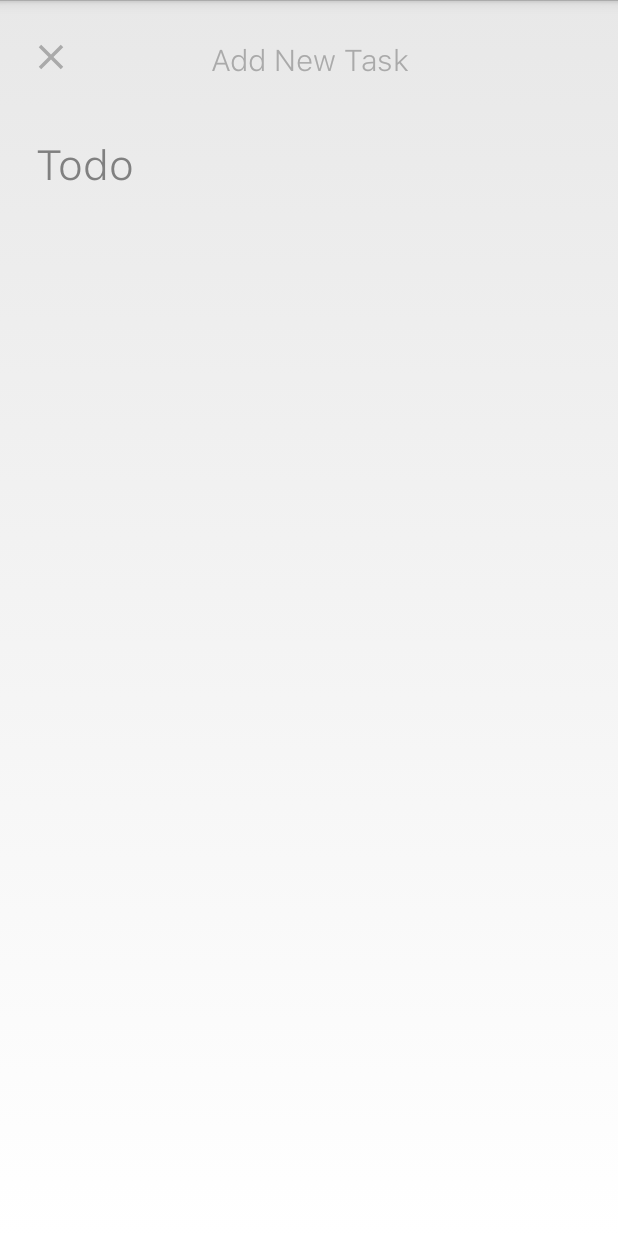
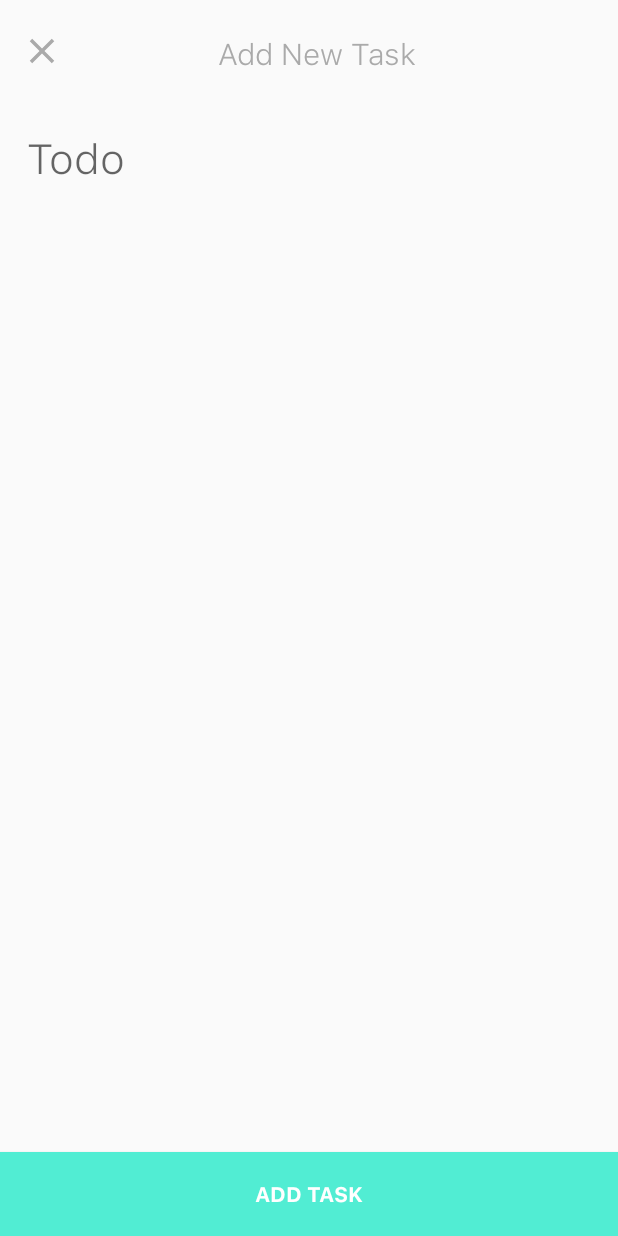
Before and after one commit to deepakbaliga/GetDone, an Android app: the CreateToDoActivity screen opened directly, with no data from a screen before it, on a phone screen of 412 x 824 dp. Run offline under Robolectric (Android 15) with nearby library versions, the phone set to English and light mode, and no system bars; our stand-ins replace ButterKnife, CircleImageView.

Commit message:
Add Task Button and Closed Button Transition Added

```diff
--- a/app/src/main/AndroidManifest.xml
+++ b/app/src/main/AndroidManifest.xml
@@ -9,14 +9,21 @@
         android:supportsRtl="true"
         android:theme="@style/AppTheme">
         <activity android:name=".activities.SplashScreen">
+
+        </activity>
+        <activity android:name=".activities.MainActivity">
+
             <intent-filter>
                 <action android:name="android.intent.action.MAIN" />
 
                 <category android:name="android.intent.category.LAUNCHER" />
             </intent-filter>
+
         </activity>
-        <activity android:name=".activities.MainActivity"></activity>
-        <activity android:name=".activities.CreateToDoActivity"></activity>
+        <activity android:name=".activities.CreateToDoActivity"
+                  android:windowSoftInputMode="stateHidden">
+
+        </activity>
     </application>
 
 </manifest>
--- a/app/src/main/java/com/deepakbaliga/getdone/activities/CreateToDoActivity.java
+++ b/app/src/main/java/com/deepakbaliga/getdone/activities/CreateToDoActivity.java
@@ -1,17 +1,64 @@
 package com.deepakbaliga.getdone.activities;
 
 
+import android.app.SharedElementCallback;
 import android.os.Bundle;
+
+import android.support.v4.view.ViewCompat;
+import android.support.v4.view.ViewPropertyAnimatorListenerAdapter;
+import android.transition.Transition;
+import android.view.View;
+import android.widget.ImageView;
 
 import com.deepakbaliga.getdone.R;
 import com.deepakbaliga.getdone.baseClasses.GetDoneActivity;
+import com.deepakbaliga.getdone.customViews.RegularButton;
+
+import java.util.List;
+import java.util.Map;
+
+import butterknife.BindView;
+import butterknife.ButterKnife;
 
 public class CreateToDoActivity extends GetDoneActivity {
+
+
+    @BindView(R.id.button_add_task)
+    RegularButton addTaskButton;
+
+    @BindView(R.id.close_button)
+    ImageView closeButton;
 
     @Override
     protected void onCreate(Bundle savedInstanceState) {
         super.onCreate(savedInstanceState);
         setContentView(R.layout.activity_create_to_do);
-        overridePendingTransition(R.anim.fade_in, R.anim.fade_out);
+        ButterKnife.bind(this);
+
+
+
+        init();
+
     }
+
+    private void init() {
+
+        closeButton.setOnClickListener(new View.OnClickListener() {
+            @Override
+            public void onClick(View view) {
+                finish();
+                CreateToDoActivity.this.overridePendingTransition(R.anim.fade_in, R.anim.close);
+            }
+        });
+    }
+
+    @Override
+    public void onBackPressed() {
+        super.onBackPressed();
+        addTaskButton.setText("");
+        addTaskButton.setBackground(getDrawable(R.drawable.ripple_rectangle_corners));
+    }
+
+
+
 }
--- a/app/src/main/java/com/deepakbaliga/getdone/activities/MainActivity.java
+++ b/app/src/main/java/com/deepakbaliga/getdone/activities/MainActivity.java
@@ -3,6 +3,7 @@ package com.deepakbaliga.getdone.activities;
 import android.app.Activity;
 import android.content.Intent;
 import android.os.Bundle;
+import android.support.v4.app.ActivityOptionsCompat;
 import android.support.v4.view.ViewPager;
 import android.view.View;
 import android.widget.Button;
@@ -96,7 +97,11 @@ public class MainActivity extends GetDoneActivity {
             public void onClick(View view) {
 
                 Intent intent = new Intent(MainActivity.this, CreateToDoActivity.class);
-                startActivity(intent);
+
+                ActivityOptionsCompat options = ActivityOptionsCompat.
+                        makeSceneTransitionAnimation(MainActivity.this, floatingActionBar, "add_button");
+
+                startActivity(intent, options.toBundle());
 
             }
         });
--- a/app/src/main/java/com/deepakbaliga/getdone/baseClasses/GetDoneActivity.java
+++ b/app/src/main/java/com/deepakbaliga/getdone/baseClasses/GetDoneActivity.java
@@ -12,6 +12,6 @@ public class GetDoneActivity extends Activity {
     @Override
     protected void onCreate(Bundle savedInstanceState) {
         super.onCreate(savedInstanceState);
-        getActionBar().hide();
+
     }
 }
--- /dev/null
+++ b/app/src/main/java/com/deepakbaliga/getdone/customViews/RegularButton.java
@@ -0,0 +1,39 @@
+package com.deepakbaliga.getdone.customViews;
+
+import android.content.Context;
+import android.graphics.Typeface;
+import android.util.AttributeSet;
+import android.widget.Button;
+import android.widget.TextView;
+
+import com.deepakbaliga.getdone.utilities.FontCache;
+
+/**
+ * Created by deepakbaliga on 13/02/17.
+ */
+
+public class RegularButton extends Button {
+
+
+    public RegularButton(Context context) {
+        super(context);
+        applyCustomFont(context);
+    }
+
+    public RegularButton(Context context, AttributeSet attrs) {
+        super(context, attrs);
+        applyCustomFont(context);
+    }
+
+    public RegularButton(Context context, AttributeSet attrs, int defStyleAttr) {
+        super(context, attrs, defStyleAttr);
+        applyCustomFont(context);
+    }
+
+
+    private void applyCustomFont(Context context) {
+        Typeface customFont = FontCache.getTypeface("sf_bold.otf", context);
+        setTypeface(customFont);
+    }
+
+}
--- /dev/null
+++ b/app/src/main/res/anim/close.xml
@@ -0,0 +1,18 @@
+<?xml version="1.0" encoding="utf-8"?>
+<set xmlns:android="http://schemas.android.com/apk/res/android">
+
+    <alpha
+        android:interpolator="@android:anim/accelerate_interpolator"
+        android:fromAlpha="1.0" android:toAlpha="0.0" android:duration="250"
+        />
+
+
+    <translate
+        android:fromYDelta="0%p"
+        android:toYDelta="-100%p"
+        android:toXDelta="-100%p"
+        android:fillAfter="false"
+        android:duration="500" />
+
+
+</set>
--- /dev/null
+++ b/app/src/main/res/drawable/ripple_rectangle.xml
@@ -0,0 +1,9 @@
+<?xml version="1.0" encoding="utf-8"?>
+<ripple xmlns:android="http://schemas.android.com/apk/res/android"
+    android:color="@color/colorPrimary">
+    <item>
+        <shape android:shape="rectangle">
+            <solid android:color="@color/colorAccent" />
+        </shape>
+    </item>
+</ripple>
--- /dev/null
+++ b/app/src/main/res/drawable/ripple_rectangle_corners.xml
@@ -0,0 +1,10 @@
+<?xml version="1.0" encoding="utf-8"?>
+<ripple xmlns:android="http://schemas.android.com/apk/res/android"
+    android:color="@color/colorPrimary">
+    <item>
+        <shape android:shape="rectangle">
+            <solid android:color="@color/colorAccent" />
+            <corners android:radius="50dp"/>
+        </shape>
+    </item>
+</ripple>
--- a/app/src/main/res/layout/activity_create_to_do.xml
+++ b/app/src/main/res/layout/activity_create_to_do.xml
@@ -4,10 +4,7 @@
     android:id="@+id/activity_create_to_do"
     android:layout_width="match_parent"
     android:layout_height="match_parent"
-    android:paddingBottom="@dimen/activity_vertical_margin"
-    android:paddingLeft="@dimen/activity_horizontal_margin"
-    android:paddingRight="@dimen/activity_horizontal_margin"
-    android:paddingTop="@dimen/activity_vertical_margin"
+    android:layout_marginTop="8dp"
     tools:context="com.deepakbaliga.getdone.activities.CreateToDoActivity">
 
     <RelativeLayout
@@ -15,15 +12,22 @@
         android:layout_width="match_parent"
         android:layout_height="48dp"
         android:padding="4dp"
-        android:layout_marginTop="4dp"
-        android:layout_marginBottom="14dp">
+        android:layout_marginLeft="10dp"
+        android:layout_marginTop="8dp"
+        android:layout_marginBottom="14dp"
+        android:paddingBottom="@dimen/activity_vertical_margin"
+        android:paddingLeft="@dimen/activity_horizontal_margin"
+        android:paddingRight="@dimen/activity_horizontal_margin"
+        android:paddingTop="@dimen/activity_vertical_margin">
 
         <ImageView
+            android:id="@+id/close_button"
             android:layout_width="28dp"
             android:layout_height="28dp"
             android:src="@drawable/ic_close"
             android:tint="@color/grey"
-            />
+            android:foreground="?android:selectableItemBackground"
+            android:clickable="true" />
 
         <com.deepakbaliga.getdone.customViews.ThinTextView
             android:layout_width="wrap_content"
@@ -52,8 +56,21 @@
         android:hint="Todo"
         android:padding="8dp"
         android:background="#00000000"
-        android:gravity="top"
-        />
+        android:inputType="textCapSentences"
+        android:layout_marginLeft="10dp"
+        android:gravity="top" />
+
+
+    <com.deepakbaliga.getdone.customViews.RegularButton
+        android:layout_width="match_parent"
+        android:layout_height="56dp"
+        android:layout_alignParentBottom="true"
+        android:layout_alignParentStart="true"
+        android:id="@+id/button_add_task"
+        android:text="ADD TASK"
+        android:textColor="#fff"
+        android:background="@drawable/ripple_rectangle"
+        android:transitionName="add_button"/>
 
 
 </RelativeLayout>
--- a/app/src/main/res/layout/layout_navigation.xml
+++ b/app/src/main/res/layout/layout_navigation.xml
@@ -61,6 +61,7 @@
             android:elevation="8dp"
             android:tint="#fff"
             android:layout_marginLeft="14dp"
+            android:transitionName="add_button"
             android:src="@drawable/ic_add_black_24dp"/>
 
 
--- a/app/src/main/res/values/styles.xml
+++ b/app/src/main/res/values/styles.xml
@@ -1,7 +1,9 @@
 <resources>
 
     <!-- Base application theme. -->
-    <style name="AppTheme" parent="android:Theme.Holo.Light.DarkActionBar">
+    <style name="AppTheme" parent="Theme.AppCompat.Light.NoActionBar">
+        <item name="android:statusBarColor">@color/colorAccent</item>
+        <item name="android:windowContentTransitions">true</item>
         <!-- Customize your theme here. -->
     </style>
 
```
Also changed, not shown: app/src/main/assets/fonts/sf_bold.otf (added).
